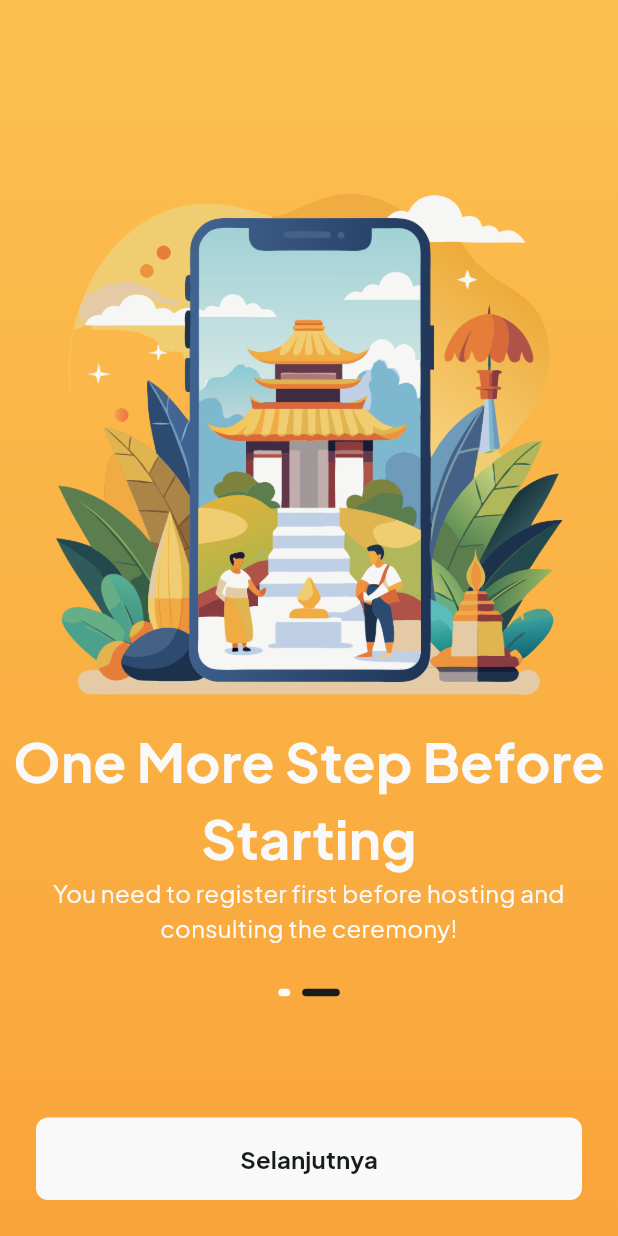
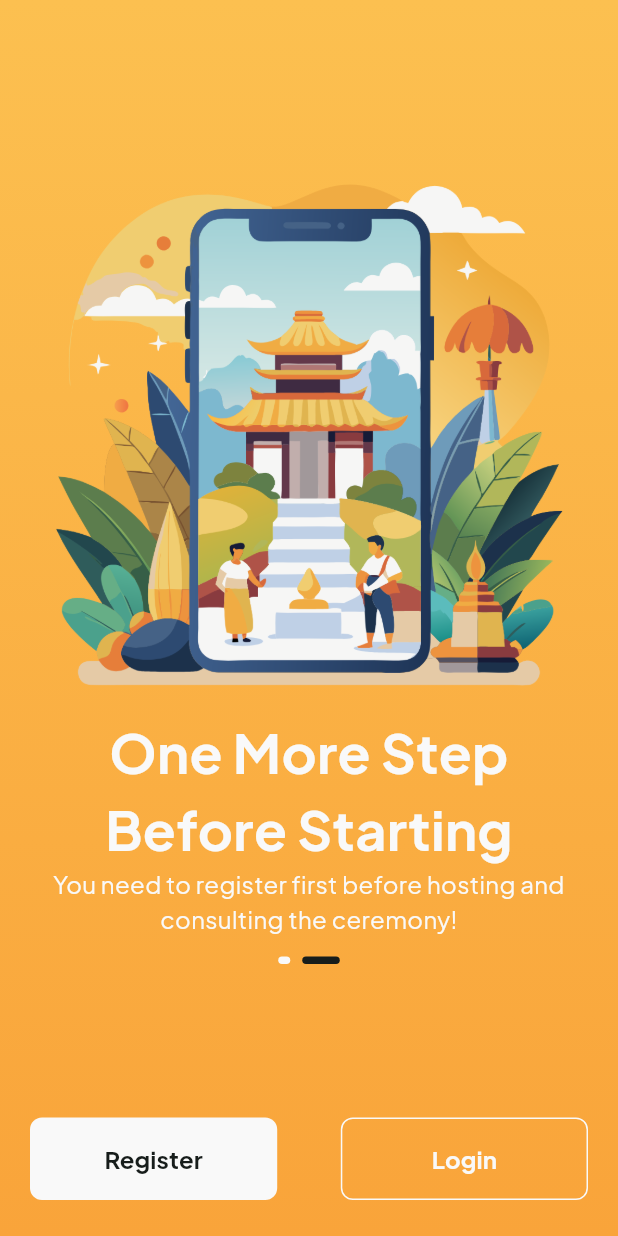
Before and after one commit to griyagedemundeh/mobile_griya_gede_mundeh, a Flutter app: the screen it shows after launch, swiped to page 2, on a phone screen of 412 x 824 dp. Run offline on Flutter 3.47's test engine with Material 3 defaults, Android fonts, the phone set to English and light mode, and no system bars; drawn by our look-alikes of carousel_slider; our stand-ins replace go_router, google_fonts, hooks_riverpod; generated files the repository leaves out were written again.

Commit message:
feat(TGG-107): implement ui onboarding

```diff
--- a/lib/core/constant/colors.dart
+++ b/lib/core/constant/colors.dart
@@ -7,4 +7,5 @@ abstract class AppColors {
   static const Color dark1 = Color(0xFF171D1B);
   static const Color light1 = Color(0xFFF9F9F9);
   static const Color gray1 = Color(0xFFD0DAEE);
+  static const Color gray2 = Color(0xFF5B6E95);
 }
--- a/lib/core/widget/button/primary_button.dart
+++ b/lib/core/widget/button/primary_button.dart
@@ -28,14 +28,14 @@ class PrimaryButton extends StatelessWidget {
       child: MaterialButton(
         elevation: 0,
         padding: EdgeInsets.symmetric(
-          vertical: AppDimens.marginSmall,
+          vertical: AppDimens.marginMedium,
           horizontal:
               isMedium != null && isMedium == true ? AppDimens.paddingSmall : 0,
         ),
         shape: RoundedRectangleBorder(
           side: BorderSide(
             color: isOutline != null && isOutline == true
-                ? AppColors.gray1
+                ? AppColors.light1
                 : Colors.transparent,
           ),
           borderRadius: const BorderRadius.all(
@@ -46,18 +46,17 @@ class PrimaryButton extends StatelessWidget {
         color: isOutline != null && isOutline == true
             ? null
             : isLoading == true
-                ? AppColors.primary2.withOpacity(0.5)
-                : AppColors.primary2,
+                ? AppColors.light1.withOpacity(0.5)
+                : AppColors.primary1,
         child: Row(
           mainAxisAlignment: MainAxisAlignment.center,
           children: [
             Text(
               label,
-              style: TextStyle(
-                color: isOutline != null && isOutline == true
-                    ? null
-                    : AppColors.light1,
+              style: const TextStyle(
+                color: AppColors.light1,
                 fontSize: AppFontSizes.bodyLarge,
+                fontWeight: FontWeight.bold,
               ),
             ),
             isLoading == true
@@ -68,7 +67,7 @@ class PrimaryButton extends StatelessWidget {
                         height: AppDimens.marginSmall,
                         width: AppDimens.marginSmall,
                         child: CircularProgressIndicator(
-                          color: AppColors.light1,
+                          color: AppColors.dark1,
                           strokeWidth: 2,
                         ),
                       ),
--- a/lib/core/widget/button/secondary_button.dart
+++ b/lib/core/widget/button/secondary_button.dart
@@ -55,7 +55,7 @@ class SecondaryButton extends StatelessWidget {
               label,
               style: TextStyle(
                 color: isOutline != null && isOutline == true
-                    ? null
+                    ? AppColors.gray2
                     : AppColors.dark1,
                 fontSize: AppFontSizes.bodyLarge,
                 fontWeight: FontWeight.bold,
--- a/lib/languages/l10n/app_en.arb
+++ b/lib/languages/l10n/app_en.arb
@@ -4,5 +4,9 @@
     "onboardingHead1": "Worship With Ease!",
     "onboardingHead2": "One More Step Before Starting",
     "onboardingDesc1": "Organize and consult Religious Ceremonies without the hassle!",
-    "onboardingDesc2": "You need to register first before hosting and consulting the ceremony!"
+    "onboardingDesc2": "You need to register first before hosting and consulting the ceremony!",
+    "next": "Next",
+    "register": "Register",
+    "login": "Login"
+
 }
--- a/lib/languages/l10n/app_id.arb
+++ b/lib/languages/l10n/app_id.arb
@@ -4,5 +4,9 @@
     "onboardingHead1": "Beribadah Dengan Mudah!",
     "onboardingHead2": "Satu Langkah Lagi Sebelum Memulai",
     "onboardingDesc1": "Selenggarakan dan berkonsultasi Upacara Keagamaan tanpa perlu ribet!",
-    "onboardingDesc2": "Anda perlu mendaftar terlebih dahulu sebelum menyelenggarakan dan konsultasi upacara!"
+    "onboardingDesc2": "Anda perlu mendaftar terlebih dahulu sebelum menyelenggarakan dan konsultasi upacara!",
+    "next": "Selanjutnya",
+    "register": "Daftar",
+    "login": "Masuk"
+
 }
--- a/lib/presentation/onboarding/screens/onboarding_screen.dart
+++ b/lib/presentation/onboarding/screens/onboarding_screen.dart
@@ -6,6 +6,7 @@ import 'package:mobile_griya_gede_mundeh/core/constant/font_size.dart';
 import 'package:mobile_griya_gede_mundeh/core/constant/images.dart';
 import 'package:mobile_griya_gede_mundeh/core/widget/background/background_gradient_primary.dart';
 import 'package:flutter_gen/gen_l10n/app_localizations.dart';
+import 'package:mobile_griya_gede_mundeh/core/widget/button/primary_button.dart';
 import 'package:mobile_griya_gede_mundeh/core/widget/button/secondary_button.dart';
 
 class OnboardingItem {
@@ -90,8 +91,15 @@ class _OnboardingScreenState extends State<OnboardingScreen> {
       return Container(
         width: width,
         height: height,
-        margin: const EdgeInsets.symmetric(horizontal: 5),
+        margin:
+            const EdgeInsets.symmetric(horizontal: AppDimens.borderRadiusLarge),
         child: Column(
+          mainAxisAlignment: MainAxisAlignment.spaceBetween,
+          children: [
+            SizedBox(
+              height: height * 0.01,
+            ),
+            Column(
               mainAxisAlignment: MainAxisAlignment.center,
               children: [
                 Image.asset(
@@ -123,6 +131,46 @@ class _OnboardingScreenState extends State<OnboardingScreen> {
                 ),
               ],
             ),
+            index == 0
+                ? Padding(
+                    padding: const EdgeInsets.symmetric(
+                      horizontal: AppDimens.paddingSmall,
+                      vertical: AppDimens.marginLarge,
+                    ),
+                    child: SecondaryButton(
+                      label: locale?.next ?? '',
+                      onTap: () {
+                        setState(() {
+                          indexCarousel = 1;
+                        });
+                        controller.animateToPage(1);
+                      },
+                    ),
+                  )
+                : Padding(
+                    padding: const EdgeInsets.symmetric(
+                      horizontal: AppDimens.paddingSmall,
+                      vertical: AppDimens.marginLarge,
+                    ),
+                    child: Row(
+                      mainAxisAlignment: MainAxisAlignment.spaceBetween,
+                      children: [
+                        SecondaryButton(
+                          label: locale?.register ?? '',
+                          isMedium: true,
+                          onTap: () {},
+                        ),
+                        PrimaryButton(
+                          label: locale?.login ?? '',
+                          isMedium: true,
+                          isOutline: true,
+                          onTap: () {},
+                        ),
+                      ],
+                    ),
+                  )
+          ],
+        ),
       );
     });
 
@@ -131,21 +179,15 @@ class _OnboardingScreenState extends State<OnboardingScreen> {
         height: height,
         width: width,
         child: BackgroundGradientPrimary(
-          child: Column(
-            mainAxisAlignment: MainAxisAlignment.spaceBetween,
+          child: Stack(
+            alignment: Alignment.center,
             children: [
-              Column(
-                mainAxisAlignment: MainAxisAlignment.center,
-                children: [
-                  SizedBox(
-                    height: height * 0.1,
-                  ),
               CarouselSlider(
                 carouselController: controller,
                 options: CarouselOptions(
-                        autoPlay: true,
-                        height: height * 0.7,
+                    height: height,
                     viewportFraction: 1,
+                    enableInfiniteScroll: false,
                     onPageChanged: (index, reason) {
                       setState(() {
                         indexCarousel = index;
@@ -153,22 +195,13 @@ class _OnboardingScreenState extends State<OnboardingScreen> {
                     }),
                 items: onboardingItems,
               ),
-                  Row(
+              Positioned(
+                bottom: height * 0.22,
+                child: Row(
                   mainAxisAlignment: MainAxisAlignment.center,
                   children: indicators,
                 ),
-                ],
-              ),
-              Padding(
-                padding: const EdgeInsets.symmetric(
-                  horizontal: AppDimens.paddingLarge,
-                  vertical: AppDimens.paddingLarge,
-                ),
-                child: SecondaryButton(
-                  label: 'Selanjutnya',
-                  onTap: () {},
-                ),
-              ),
+              )
             ],
           ),
         ),
```
Lines whose indentation alone changed are shown as unchanged.
